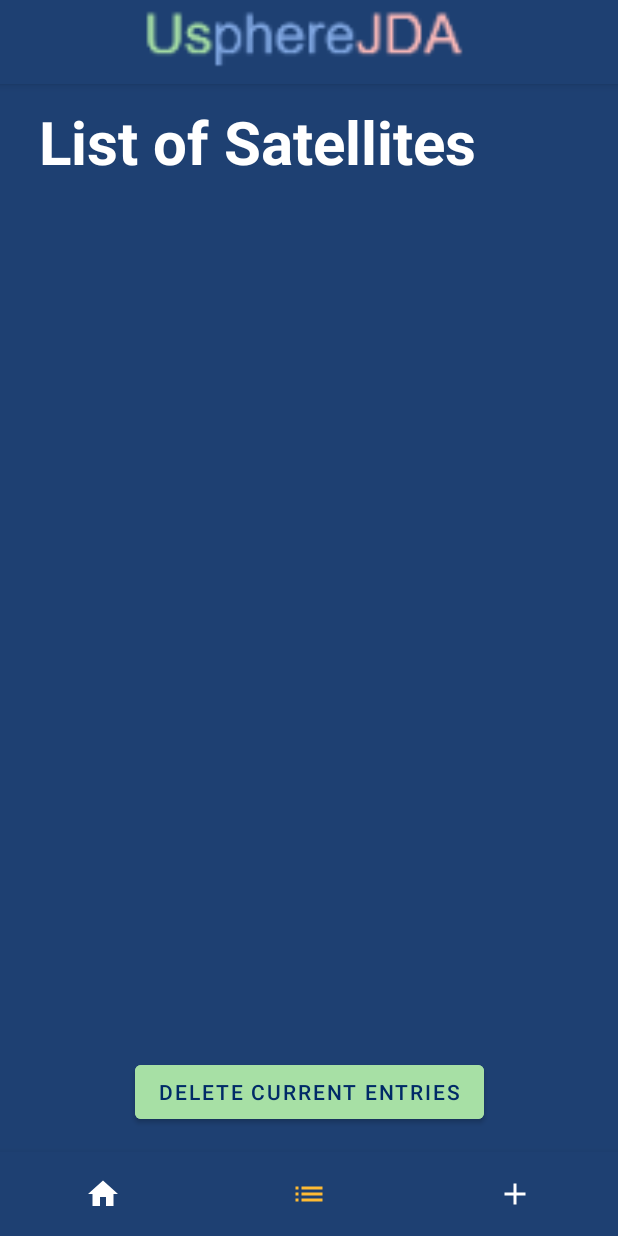
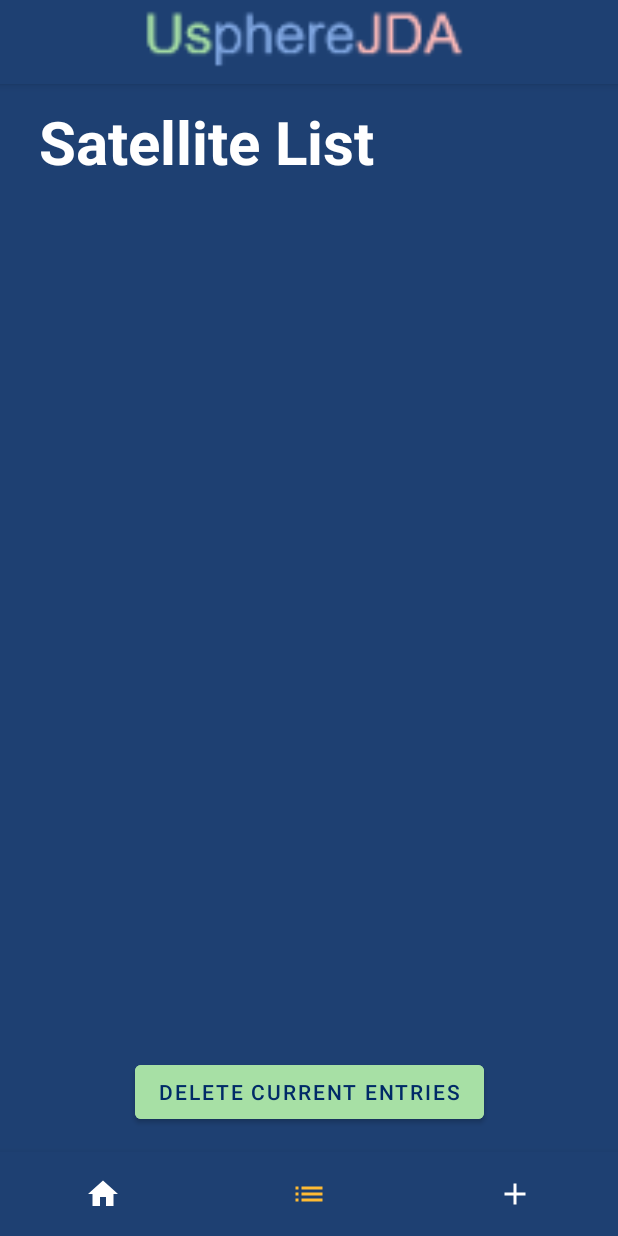
Before and after one commit to khandaniyal/KhanDaniyal_LogInApp, an Android app: the HomeFragment screen opened directly, with no data from a screen before it, item 2 of the bottom bar chosen, on a phone screen of 412 x 824 dp. Run offline under Robolectric (Android 15) with nearby library versions, the phone set to English and light mode, and no system bars.

Commit message:
added new strings

```diff
--- a/app/src/main/java/com/example/uspherejda/LogIn.java
+++ b/app/src/main/java/com/example/uspherejda/LogIn.java
@@ -21,7 +21,6 @@ import android.widget.ImageView;
 import android.widget.TextView;
 
 public class LogIn extends AppCompatActivity {
-
     @Override
     protected void onCreate(Bundle savedInstanceState) {
         //splash screen theme
@@ -78,9 +77,7 @@ public class LogIn extends AppCompatActivity {
             startActivity(new Intent(this, HomeScreen.class));
         }
         //An event is done when the Log In button is pressed.
-        btnLogin.setOnClickListener(new View.OnClickListener() {
-            @Override
-            public void onClick(View view) {
+        btnLogin.setOnClickListener(e -> {
                 if(txtUsername.getText().toString().equals("admin") && txtPassword.getText().toString().equals("admin")){
                     lblLoginResult.setText(getString(R.string.loginstatus1));
                     //If the credentials are correct set the visibity of this icon to true. In the xml file i have set the visibility to false.
@@ -103,7 +100,6 @@ public class LogIn extends AppCompatActivity {
                     imgCheck.setVisibility(View.INVISIBLE);
                     Log.i("Test", "Login unsuccessfull");
                 }
-            }
         });
     }
 }
--- a/app/src/main/res/layout/fragment_list.xml
+++ b/app/src/main/res/layout/fragment_list.xml
@@ -25,7 +25,7 @@
             android:layout_marginLeft="20dp"
             android:layout_marginTop="5dp"
             android:layout_marginBottom="2dp"
-            android:text="List of Satellites"
+            android:text="@string/satellite_list"
             android:textColor="@color/white"
             android:textSize="40dp"
             android:textStyle="bold" />
@@ -36,7 +36,7 @@
         android:layout_width="wrap_content"
         android:layout_height="wrap_content"
         android:layout_marginBottom="16dp"
-        android:text="DELETE CURRENT ENTRIES"
+        android:text="@string/delete_list"
         app:layout_constraintBottom_toBottomOf="@+id/recyclerView"
         app:layout_constraintEnd_toEndOf="parent"
         android:backgroundTint="@color/forest_green"
--- a/app/src/main/res/values/strings.xml
+++ b/app/src/main/res/values/strings.xml
@@ -16,6 +16,10 @@
     <string name="sat_country">Satellite Countries</string>
     <string name="about_me">About Me</string>
     <string name="go_crazy">Go Crazy!</string>
+    <string name="delete_list">DELETE CURRENT ENTRIES</string>
+    <string name="toast_confirm"></string>
+
+
 
 
 </resources>
```
Also changed, not shown: 1 other file.
